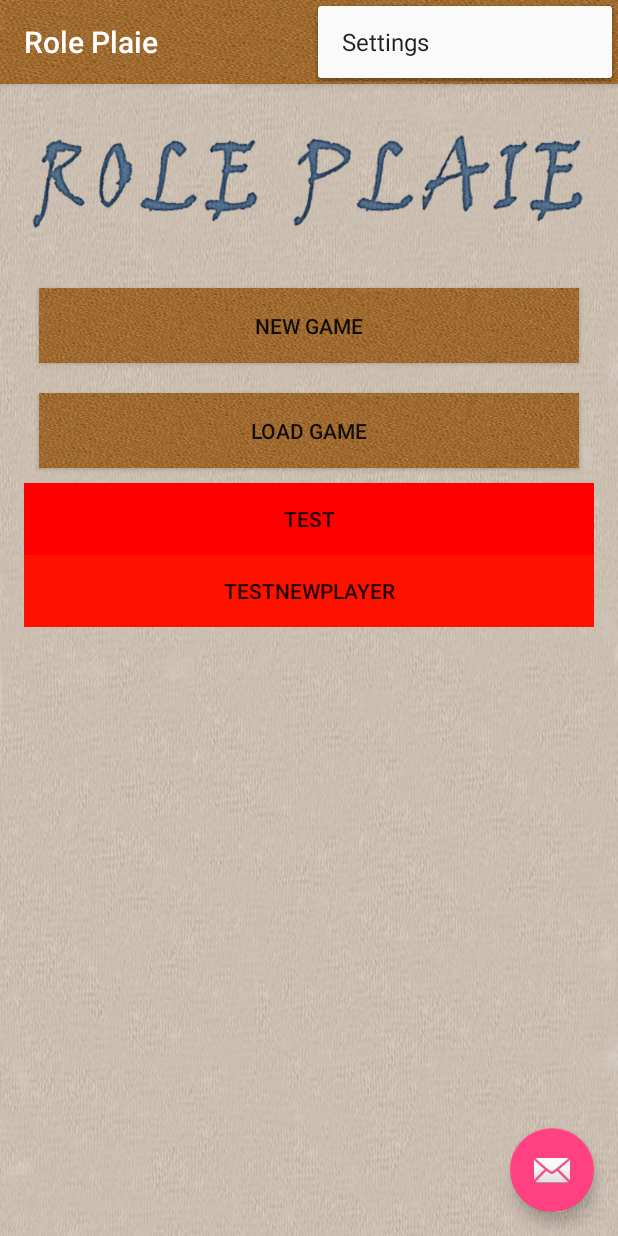
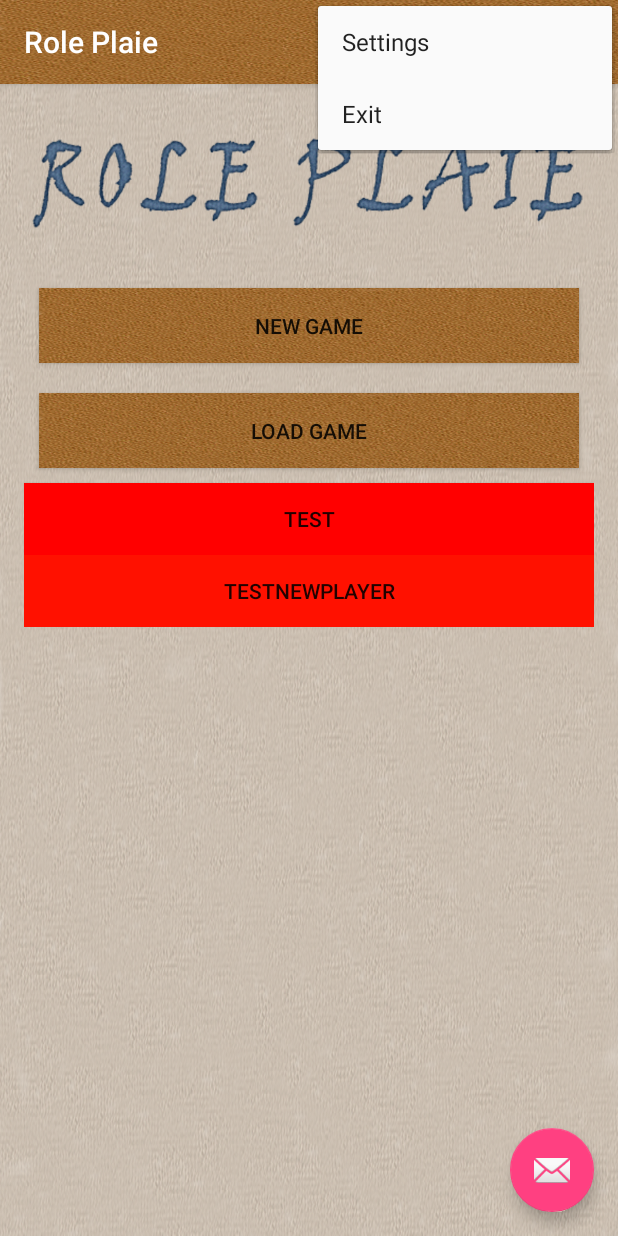
Before and after one commit to lucasporlier/PJS4, an Android app: the screen it shows after launch (MainActivity), with the options menu open, on a phone screen of 412 x 824 dp. Run offline under Robolectric (Android 15) with nearby library versions, the phone set to English and light mode, and no system bars.

Commit message:
Ajout d'un boutton Exit dans le menu (encore inutile)

```diff
--- a/app/src/main/java/com/pjs4/roleplaie/roleplaie/MainActivity.java
+++ b/app/src/main/java/com/pjs4/roleplaie/roleplaie/MainActivity.java
@@ -58,6 +58,10 @@ public class MainActivity extends AppCompatActivity {
             return true;
         }
 
+        if (id == R.id.action_exit) {
+            return true;
+        }
+
         return super.onOptionsItemSelected(item);
     }
 
--- a/app/src/main/res/layout/content_main.xml
+++ b/app/src/main/res/layout/content_main.xml
@@ -27,7 +27,7 @@
             android:layout_height="wrap_content"
             android:orientation="vertical"
             >
-            <!-- On peut remplacer le texte par unr image -->
+
             <ImageView
                 android:layout_width="wrap_content"
                 android:layout_height="wrap_content"
--- a/app/src/main/res/menu/menu_main.xml
+++ b/app/src/main/res/menu/menu_main.xml
@@ -9,4 +9,11 @@
         android:title = "@string/action_settings"
         app:showAsAction = "never"
         />
+
+    <item
+        android:id = "@+id/action_exit"
+        android:orderInCategory = "100"
+        android:title = "@string/exit"
+        app:showAsAction = "never"
+        />
 </menu >
--- a/app/src/main/res/values/strings.xml
+++ b/app/src/main/res/values/strings.xml
@@ -24,6 +24,7 @@
     <string name = "your_first_weapon">Your First weapon</string>
     <string name = "add_button">Add Button</string>
     <string name = "description">Description</string>
-    <string name="you_chose_the_dice">You choose the dice :</string>
+    <string name = "you_chose_the_dice">You choose the dice :</string>
+    <string name = "exit">Exit</string>
 
 </resources>
```
Also changed, not shown: 1 other file.
